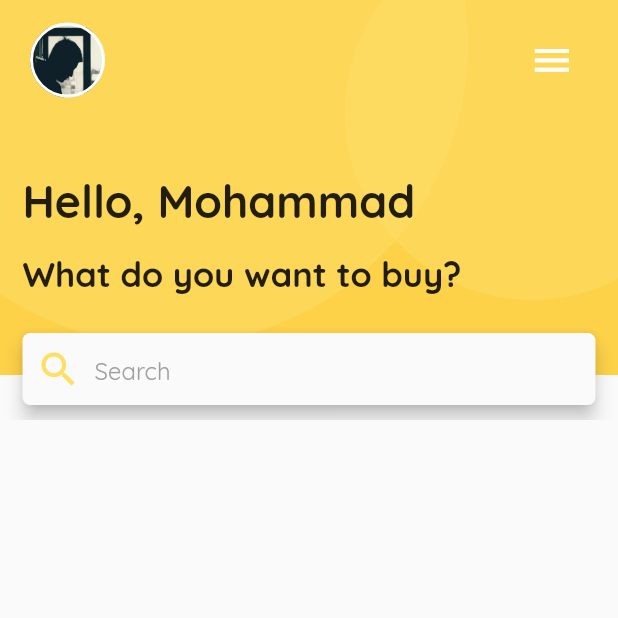
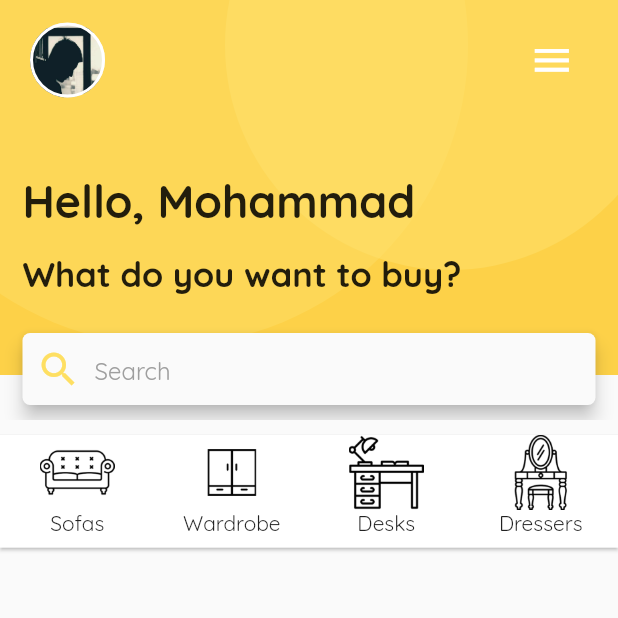
Before and after one commit to MohammadSorouri/flutter-simple-ui, a Flutter app: the screen it shows after launch, on a phone screen of 412 x 824 dp, the top half of it. Run offline on Flutter 3.47's test engine with Material 2 defaults, Android fonts, the phone set to English and light mode, and no system bars.

```diff
--- a/lib/main.dart
+++ b/lib/main.dart
@@ -48,14 +48,14 @@ class _MyHomePageState extends State<MyHomePage> {
                   ),
                 ),
               Positioned(
-                bottom: 80,
-                left: 230,
+                bottom: 100.0,
+                left: 150.0,
                 child: Container(
-                  width: 250,
-                  height: 250,
+                  width: 300,
+                  height: 300,
                   decoration: BoxDecoration(
                       borderRadius: BorderRadius.circular(200),
-                      color: Color(0xfffee16d).withOpacity(.4)
+                      color: Color(0xfffee16d).withOpacity(.5)
                   ),
                 ),
               ),
@@ -124,8 +124,83 @@ class _MyHomePageState extends State<MyHomePage> {
                   SizedBox(height: 10,)
                 ],
               ),
-
-
+            ],
+          ),
+          SizedBox(height: 10,),
+          Stack(
+            children: <Widget>[
+              SizedBox(height: 10,),
+              Material(
+                elevation: 1,
+                child: Container(
+                  height: 75,
+                  color: Colors.white,
+                ),
+              ),
+              Row(
+                children: <Widget>[
+                  Container(
+                    height: 75,
+                    width: MediaQuery.of(context).size.width/4,
+                    child: Column(
+                      children: <Widget>[
+                        Container(
+                          height: 50,
+                          decoration: BoxDecoration(
+                            image: DecorationImage(image: AssetImage("assets/sofas.png"))
+                          ),
+                        ),
+                        Text("Sofas",style: TextStyle(fontFamily: "Quicksand"),)
+                      ],
+                    ),
+                  ),
+                  Container(
+                    height: 75,
+                    width: MediaQuery.of(context).size.width/4,
+                    child: Column(
+                      children: <Widget>[
+                        Container(
+                          height: 50,
+                          decoration: BoxDecoration(
+                              image: DecorationImage(image: AssetImage("assets/wardrobe.png"))
+                          ),
+                        ),
+                        Text("Wardrobe",style: TextStyle(fontFamily: "Quicksand"),)
+                      ],
+                    ),
+                  ),
+                  Container(
+                    height: 75,
+                    width: MediaQuery.of(context).size.width/4,
+                    child: Column(
+                      children: <Widget>[
+                        Container(
+                          height: 50,
+                          decoration: BoxDecoration(
+                              image: DecorationImage(image: AssetImage("assets/desks.png"))
+                          ),
+                        ),
+                        Text("Desks",style: TextStyle(fontFamily: "Quicksand"),)
+                      ],
+                    ),
+                  ),
+                  Container(
+                    height: 75,
+                    width: MediaQuery.of(context).size.width/4,
+                    child: Column(
+                      children: <Widget>[
+                        Container(
+                          height: 50,
+                          decoration: BoxDecoration(
+                              image: DecorationImage(image: AssetImage("assets/dressers.png"))
+                          ),
+                        ),
+                        Text("Dressers",style: TextStyle(fontFamily: "Quicksand"),)
+                      ],
+                    ),
+                  ),
+                ],
+              )
             ],
           )
         ],
```
